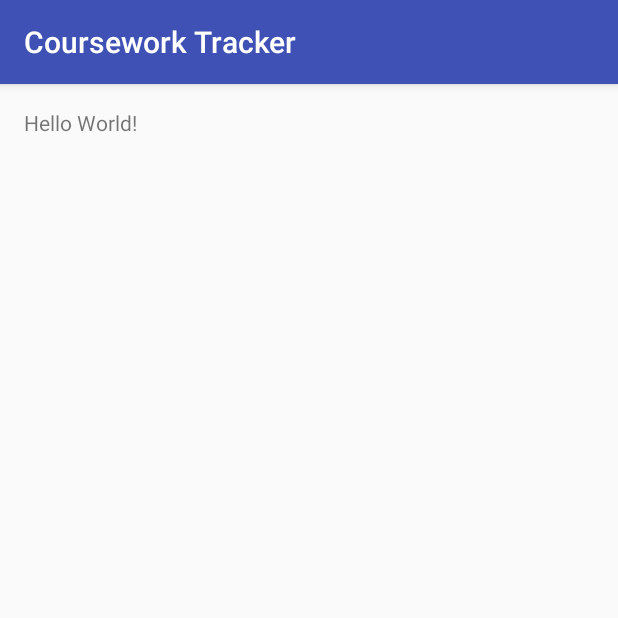
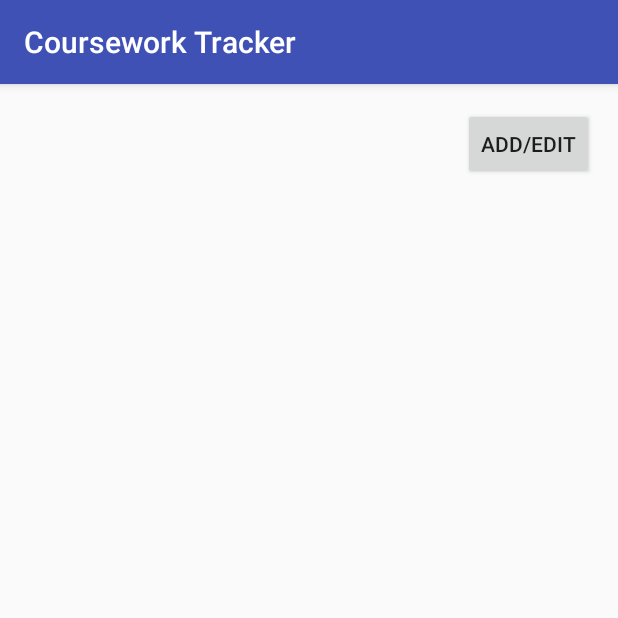
Before and after one commit to andygoldfinch/android-coursework-tracker, an Android app: the screen it shows after launch (MainActivity), on a phone screen of 412 x 824 dp, the top half of it. Run offline under Robolectric (Android 15) with nearby library versions, the phone set to English and light mode, and no system bars.

```diff
--- a/app/src/main/AndroidManifest.xml
+++ b/app/src/main/AndroidManifest.xml
@@ -15,6 +15,8 @@
                 <category android:name="android.intent.category.LAUNCHER" />
             </intent-filter>
         </activity>
+        <activity android:name=".EditActivity" >
+        </activity>
     </application>
 
 </manifest>
--- a/app/src/main/java/uk/ac/leeds/atcg_gdl/courseworktracker/MainActivity.java
+++ b/app/src/main/java/uk/ac/leeds/atcg_gdl/courseworktracker/MainActivity.java
@@ -1,13 +1,27 @@
 package uk.ac.leeds.atcg_gdl.courseworktracker;
 
+import android.content.Intent;
 import android.support.v7.app.AppCompatActivity;
 import android.os.Bundle;
+import android.view.View;
+import android.widget.Button;
 
 public class MainActivity extends AppCompatActivity {
+
+    private Button buttonAdd;
+    public static final String MESSAGE_KEY = "uk.ac.leeds.atcg_gdl.courseworktracker.MESSAGE";
 
     @Override
     protected void onCreate(Bundle savedInstanceState) {
         super.onCreate(savedInstanceState);
         setContentView(R.layout.activity_main);
+
+        buttonAdd = (Button) findViewById(R.id.buttonAdd);
+    }
+
+    public void handleAddButtonClick(View view)
+    {
+        Intent addIntent = new Intent(this, EditActivity.class);
+        startActivity(addIntent);
     }
 }
--- a/app/src/main/res/layout/activity_main.xml
+++ b/app/src/main/res/layout/activity_main.xml
@@ -4,8 +4,17 @@
     android:layout_height="match_parent" android:paddingLeft="@dimen/activity_horizontal_margin"
     android:paddingRight="@dimen/activity_horizontal_margin"
     android:paddingTop="@dimen/activity_vertical_margin"
-    android:paddingBottom="@dimen/activity_vertical_margin" tools:context=".MainActivity">
+    android:paddingBottom="@dimen/activity_vertical_margin" tools:context=".MainActivity"
+    android:id="@+id/it">
 
-    <TextView android:text="Hello World!" android:layout_width="wrap_content"
-        android:layout_height="wrap_content" />
+    <Button
+        style="?android:attr/buttonStyleSmall"
+        android:layout_width="wrap_content"
+        android:layout_height="wrap_content"
+        android:text="@string/button_add"
+        android:id="@+id/buttonAdd"
+        android:layout_alignParentTop="true"
+        android:layout_alignParentRight="true"
+        android:layout_alignParentEnd="true"
+        android:onClick="handleAddButtonClick" />
 </RelativeLayout>
--- a/app/src/main/res/values/strings.xml
+++ b/app/src/main/res/values/strings.xml
@@ -1,3 +1,4 @@
 <resources>
     <string name="app_name">Coursework Tracker</string>
+    <string name="button_add">Add/Edit</string>
 </resources>
```
Also changed, not shown: app/src/main/java/uk/ac/leeds/atcg_gdl/courseworktracker/EditActivity.java (added, +13 -0 lines), app/src/main/res/layout/activity_edit.xml (added, +10 -0 lines).
